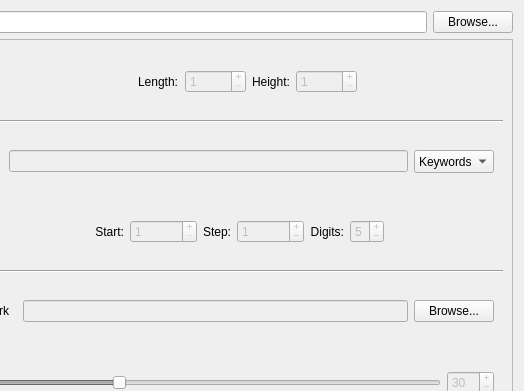
The window that gui/outputtab.ui (gramanas/rrwc) describes before a commit, drawn with Qt 5; both pictures show x 98 to 622 and y 0 to 391 of the 622 by 553 pixel window.
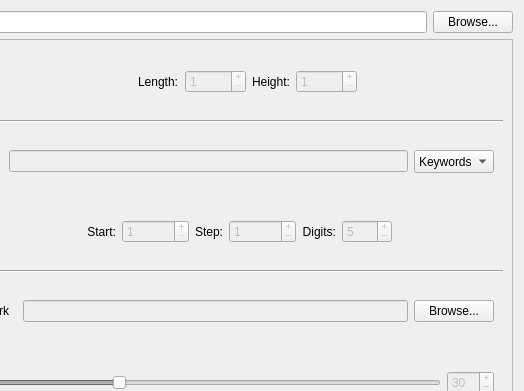
The same window after the commit.

```diff
--- a/gui/outputtab.ui
+++ b/gui/outputtab.ui
@@ -315,6 +315,12 @@
            <property name="enabled">
             <bool>false</bool>
            </property>
+           <property name="minimumSize">
+            <size>
+             <width>50</width>
+             <height>0</height>
+            </size>
+           </property>
            <property name="buttonSymbols">
             <enum>QAbstractSpinBox::PlusMinus</enum>
            </property>
```
